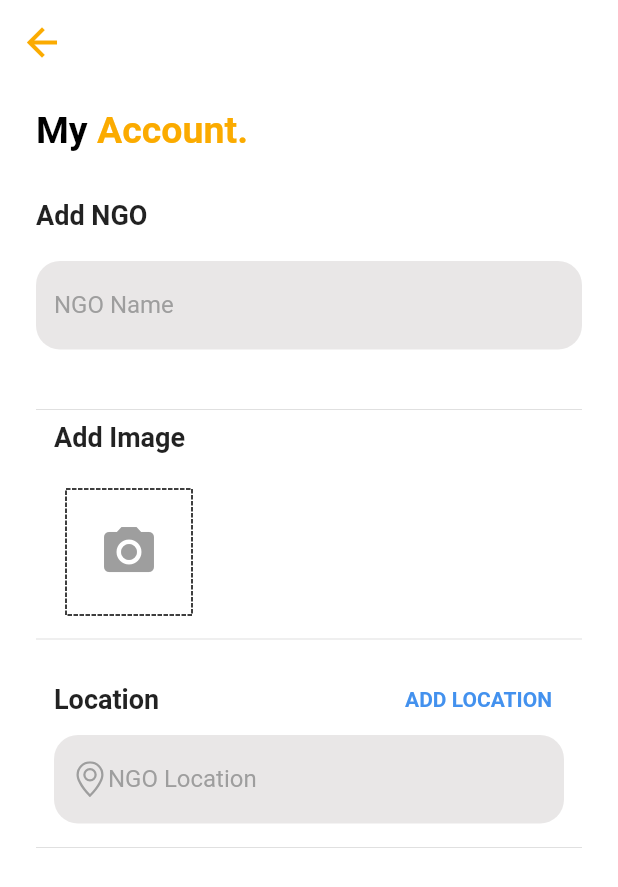
After one commit to Ayushi8989/krita, a Flutter app: the ngo_userProfile screen opened directly, on a phone screen of 412 x 824 dp. The commit adds this screen. Shown: the top 887 px of the screen. Run offline on Flutter 3.47's test engine with Material 2 defaults, Android fonts, the phone set to English and light mode, and no system bars; drawn by our look-alikes of dotted_border; our stand-ins replace animated_bottom_navigation_bar, cached_network_image, cloud_firestore, firebase_auth, firebase_core, firebase_storage and 8 more; accounts and stored records are empty.

Commit message:
create ngo user profile

```diff
--- a/lib/ngo/mainPage.dart
+++ b/lib/ngo/mainPage.dart
@@ -5,6 +5,7 @@ import 'package:animated_bottom_navigation_bar/animated_bottom_navigation_bar.da
 import 'package:flutter_profile_picture/flutter_profile_picture.dart';
 import 'package:icons_plus/icons_plus.dart';
 import 'package:krita/ngo/ngo_createPost.dart';
+import 'package:krita/ngo/ngo_userProfile.dart';
 import 'package:krita/ngo/reusableWidgets/donationPostDetails.dart';
 import 'package:krita/provider/authentication.dart';
 
@@ -76,6 +77,21 @@ class _MainPageState extends State<MainPage> {
                   random: true,
                   count: 2,
                 ),
+              ),
+              ListTile(
+                leading: const Icon(
+                  Bootstrap.person_fill_gear,
+                  color: main_theme,
+                ),
+                title: const Text('Profile'),
+                onTap: () {
+                  Navigator.push(
+                    context,
+                    MaterialPageRoute(
+                      builder: (context) => const ngo_userProfile(),
+                    ),
+                  );
+                },
               ),
               ListTile(
                 leading: const Icon(
--- a/lib/ngo/ngo_createPost.dart
+++ b/lib/ngo/ngo_createPost.dart
@@ -183,7 +183,7 @@ class _ngo_createPostState extends State<ngo_createPost> {
             Divider(),
             Container(
               width: MediaQuery.of(context).size.width,
-              padding: EdgeInsets.all(12.0),
+              padding: EdgeInsets.symmetric(horizontal: 12.0),
               child: Column(
                 crossAxisAlignment: CrossAxisAlignment.start,
                 children: [
@@ -245,7 +245,7 @@ class _ngo_createPostState extends State<ngo_createPost> {
             Divider(),
             Container(
               width: MediaQuery.of(context).size.width,
-              padding: EdgeInsets.all(12.0),
+              padding: EdgeInsets.symmetric(horizontal: 12.0),
               child: Column(
                 crossAxisAlignment: CrossAxisAlignment.start,
                 children: [
--- /dev/null
+++ b/lib/ngo/ngo_userProfile.dart
@@ -0,0 +1,197 @@
+import 'package:dotted_border/dotted_border.dart';
+import 'package:flutter/material.dart';
+import 'package:icons_plus/icons_plus.dart';
+import 'package:krita/constants.dart';
+
+class ngo_userProfile extends StatefulWidget {
+  const ngo_userProfile({Key? key}) : super(key: key);
+
+  @override
+  State<ngo_userProfile> createState() => _ngo_userProfileState();
+}
+
+class _ngo_userProfileState extends State<ngo_userProfile> {
+  @override
+  Widget build(BuildContext context) {
+    return Scaffold(
+      backgroundColor: bg_color,
+      appBar: AppBar(
+        leading: IconButton(
+          onPressed: () {
+            Navigator.pop(context);
+          },
+          icon: const Icon(Icons.arrow_back_sharp),
+          color: main_theme,
+          iconSize: 30,
+        ),
+        backgroundColor: Colors.transparent,
+        elevation: 0,
+      ),
+      body: Padding(
+        padding: EdgeInsets.symmetric(horizontal: 24.0, vertical: 16.0),
+        child: ListView(
+          children: [
+            Row(
+              children: [
+                Text(
+                  'My ',
+                  style: TextStyle(
+                    fontSize: 25,
+                    fontWeight: FontWeight.w700,
+                    color: Colors.black,
+                  ),
+                ),
+                Text(
+                  'Account.',
+                  style: TextStyle(
+                    fontSize: 25,
+                    fontWeight: FontWeight.w700,
+                    color: main_theme,
+                  ),
+                ),
+              ],
+            ),
+            Padding(
+                padding: EdgeInsets.symmetric(vertical: 32.0),
+              child: Column(
+                crossAxisAlignment: CrossAxisAlignment.start,
+                children: [
+                  Text(
+                    'Add NGO',
+                    style: TextStyle(
+                      fontSize: 18,
+                      fontWeight: FontWeight.w600,
+                    ),
+                  ),
+                  SizedBox(height: 20,),
+                  Container(
+                    // height: 50,
+                    width: MediaQuery.of(context).size.width * 0.9,
+                    padding: EdgeInsets.symmetric(horizontal: 12.0),
+                    decoration: BoxDecoration(
+                      color: Color.fromARGB(225, 230, 228, 228),
+                      borderRadius: BorderRadius.all(Radius.circular(16)),
+                    ),
+                    child: TextField(
+                      decoration: InputDecoration(
+                        border: InputBorder.none,
+                        labelText: 'NGO Name',
+                        labelStyle: TextStyle(
+                          color: Colors.grey,
+                          fontSize: 16,
+                        ),
+                      ),
+                      cursorColor: Colors.grey,
+                    ),
+                  ),
+                ],
+              ),
+            ),
+            Divider(),
+            Container(
+              width: MediaQuery.of(context).size.width,
+              padding: EdgeInsets.symmetric(horizontal: 12.0),
+              child: Column(
+                crossAxisAlignment: CrossAxisAlignment.start,
+                children: [
+                  Text(
+                    'Add Image',
+                    style: TextStyle(
+                      fontSize: 18,
+                      fontWeight: FontWeight.w600,
+                    ),
+                  ),
+                  SizedBox(height: 16.0,),
+                  TextButton(
+                    onPressed: () {},
+                    child: DottedBorder(
+                      borderType: BorderType.RRect,
+                      child: Container(
+                        height: 80,
+                        width: 80,
+                        // decoration: BoxDecoration(
+                        //   border:
+                        // )
+                        child: Icon(
+                          Icons.camera_alt,
+                          size: 40,
+                          color: Colors.grey,
+                        ),
+                      ),
+                    ),
+                  ),
+                ],
+              ),
+            ),
+            Divider(),
+            Container(
+              width: MediaQuery.of(context).size.width,
+              padding: EdgeInsets.symmetric(horizontal: 12.0, vertical: 8.0),
+              child: Column(
+                crossAxisAlignment: CrossAxisAlignment.start,
+                children: [
+                  Row(
+                    mainAxisAlignment: MainAxisAlignment.spaceBetween,
+                    children: [
+                      Text(
+                        'Location',
+                        style: TextStyle(
+                          fontSize: 18,
+                          fontWeight: FontWeight.w600,
+                        ),
+                      ),
+
+                      TextButton(
+                        onPressed: () {},
+                        child: Text(
+                          'ADD LOCATION',
+                          style: TextStyle(
+                            fontWeight: FontWeight.w600,
+                            color: Color.fromARGB(225, 42, 131, 236),
+                          ),
+                        ),
+                      )
+                    ],
+                  ),
+                  Container(
+                    // height: 50,
+                    width: MediaQuery.of(context).size.width * 0.9,
+                    padding: EdgeInsets.symmetric(horizontal: 12.0),
+                    decoration: BoxDecoration(
+                      color: Color.fromARGB(225, 230, 228, 228),
+                      borderRadius: BorderRadius.all(Radius.circular(16)),
+                    ),
+                    child:
+                        Row(
+                          mainAxisAlignment: MainAxisAlignment.spaceEvenly,
+                          children: [
+                            Icon(
+                              Bootstrap.geo_alt,
+                              color: Colors.grey,
+                            ),
+                            Flexible(
+                              child: TextField(
+                                decoration: InputDecoration(
+                                  border: InputBorder.none,
+                                  labelText: 'NGO Location',
+                                  labelStyle: TextStyle(
+                                    color: Colors.grey,
+                                    fontSize: 16,
+                                  ),
+                                ),
+                                cursorColor: Colors.grey,
+                    ),
+                            ),
+                          ],
+                        ),
+                  ),
+                ],
+              ),
+            ),
+            Divider(),
+          ],
+        ),
+      ),
+    );
+  }
+}
```
Also changed, not shown: 1 other file.
